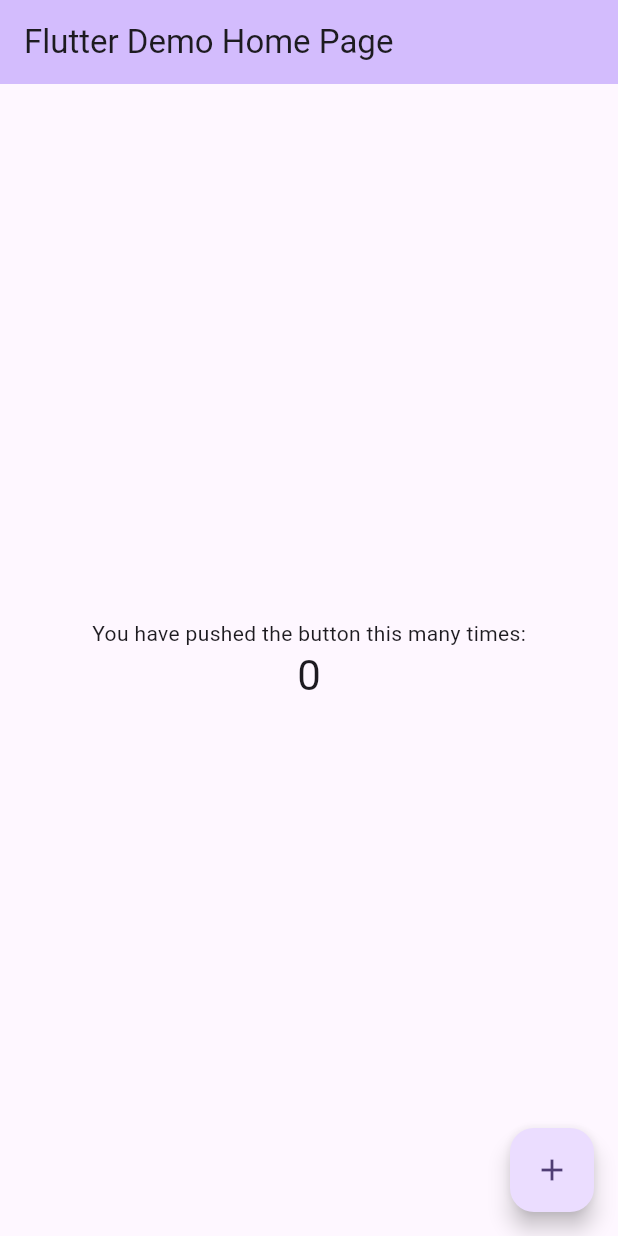
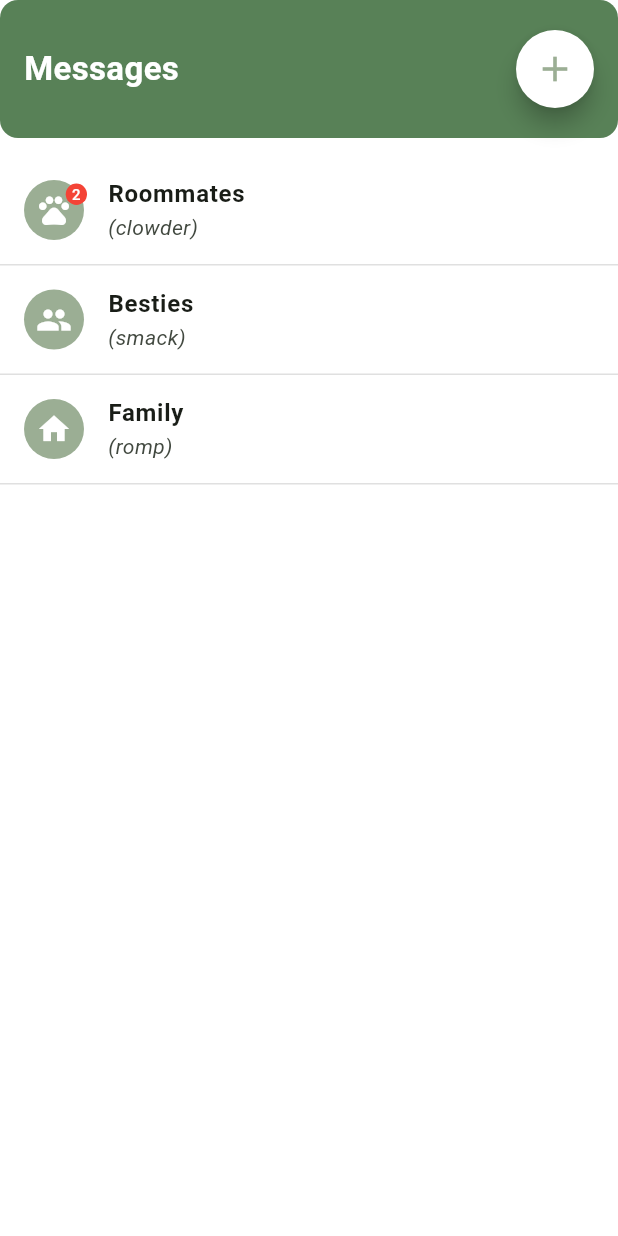
Before and after one commit to Starlumine/habitat-app, a Flutter app: the screen it shows after launch, on a phone screen of 412 x 824 dp. Run offline on Flutter 3.47's test engine with Material 3 defaults, Android fonts, the phone set to English and light mode, and no system bars.

Commit message:
adds group messaging feature

```diff
--- a/habitat_application/lib/main.dart
+++ b/habitat_application/lib/main.dart
@@ -1,122 +1,128 @@
+// import 'package:flutter/material.dart';
+
+// void main() {
+//   runApp(const MyApp());
+// }
+
+// class MyApp extends StatelessWidget {
+//   const MyApp({super.key});
+
+//   // This widget is the root of your application.
+//   @override
+//   Widget build(BuildContext context) {
+//     return MaterialApp(
+//       title: 'Flutter Demo',
+//       theme: ThemeData(
+//         // This is the theme of your application.
+//         //
+//         // TRY THIS: Try running your application with "flutter run". You'll see
+//         // the application has a purple toolbar. Then, without quitting the app,
+//         // try changing the seedColor in the colorScheme below to Colors.green
+//         // and then invoke "hot reload" (save your changes or press the "hot
+//         // reload" button in a Flutter-supported IDE, or press "r" if you used
+//         // the command line to start the app).
+//         //
+//         // Notice that the counter didn't reset back to zero; the application
+//         // state is not lost during the reload. To reset the state, use hot
+//         // restart instead.
+//         //
+//         // This works for code too, not just values: Most code changes can be
+//         // tested with just a hot reload.
+//         colorScheme: ColorScheme.fromSeed(seedColor: Colors.deepPurple),
+//       ),
+//       home: const MyHomePage(title: 'Flutter Demo Home Page'),
+//     );
+//   }
+// }
+
+// class MyHomePage extends StatefulWidget {
+//   const MyHomePage({super.key, required this.title});
+
+//   // This widget is the home page of your application. It is stateful, meaning
+//   // that it has a State object (defined below) that contains fields that affect
+//   // how it looks.
+
+//   // This class is the configuration for the state. It holds the values (in this
+//   // case the title) provided by the parent (in this case the App widget) and
+//   // used by the build method of the State. Fields in a Widget subclass are
+//   // always marked "final".
+
+//   final String title;
+
+//   @override
+//   State<MyHomePage> createState() => _MyHomePageState();
+// }
+
+// class _MyHomePageState extends State<MyHomePage> {
+//   int _counter = 0;
+
+//   void _incrementCounter() {
+//     setState(() {
+//       // This call to setState tells the Flutter framework that something has
+//       // changed in this State, which causes it to rerun the build method below
+//       // so that the display can reflect the updated values. If we changed
+//       // _counter without calling setState(), then the build method would not be
+//       // called again, and so nothing would appear to happen.
+//       _counter++;
+//     });
+//   }
+
+//   @override
+//   Widget build(BuildContext context) {
+//     // This method is rerun every time setState is called, for instance as done
+//     // by the _incrementCounter method above.
+//     //
+//     // The Flutter framework has been optimized to make rerunning build methods
+//     // fast, so that you can just rebuild anything that needs updating rather
+//     // than having to individually change instances of widgets.
+//     return Scaffold(
+//       appBar: AppBar(
+//         // TRY THIS: Try changing the color here to a specific color (to
+//         // Colors.amber, perhaps?) and trigger a hot reload to see the AppBar
+//         // change color while the other colors stay the same.
+//         backgroundColor: Theme.of(context).colorScheme.inversePrimary,
+//         // Here we take the value from the MyHomePage object that was created by
+//         // the App.build method, and use it to set our appbar title.
+//         title: Text(widget.title),
+//       ),
+//       body: Center(
+//         // Center is a layout widget. It takes a single child and positions it
+//         // in the middle of the parent.
+//         child: Column(
+//           // Column is also a layout widget. It takes a list of children and
+//           // arranges them vertically. By default, it sizes itself to fit its
+//           // children horizontally, and tries to be as tall as its parent.
+//           //
+//           // Column has various properties to control how it sizes itself and
+//           // how it positions its children. Here we use mainAxisAlignment to
+//           // center the children vertically; the main axis here is the vertical
+//           // axis because Columns are vertical (the cross axis would be
+//           // horizontal).
+//           //
+//           // TRY THIS: Invoke "debug painting" (choose the "Toggle Debug Paint"
+//           // action in the IDE, or press "p" in the console), to see the
+//           // wireframe for each widget.
+//           mainAxisAlignment: MainAxisAlignment.center,
+//           children: <Widget>[
+//             const Text('You have pushed the button this many times:'),
+//             Text(
+//               '$_counter',
+//               style: Theme.of(context).textTheme.headlineMedium,
+//             ),
+//           ],
+//         ),
+//       ),
+//       floatingActionButton: FloatingActionButton(
+//         onPressed: _incrementCounter,
+//         tooltip: 'Increment',
+//         child: const Icon(Icons.add),
+//       ), // This trailing comma makes auto-formatting nicer for build methods.
+//     );
+//   }
+// }
 import 'package:flutter/material.dart';
+import 'messaging.dart';  // Make sure this path is correct
 
 void main() {
-  runApp(const MyApp());
+  runApp(const ChatApp());
 }
-
-class MyApp extends StatelessWidget {
-  const MyApp({super.key});
-
-  // This widget is the root of your application.
-  @override
-  Widget build(BuildContext context) {
-    return MaterialApp(
-      title: 'Flutter Demo',
-      theme: ThemeData(
-        // This is the theme of your application.
-        //
-        // TRY THIS: Try running your application with "flutter run". You'll see
-        // the application has a purple toolbar. Then, without quitting the app,
-        // try changing the seedColor in the colorScheme below to Colors.green
-        // and then invoke "hot reload" (save your changes or press the "hot
-        // reload" button in a Flutter-supported IDE, or press "r" if you used
-        // the command line to start the app).
-        //
-        // Notice that the counter didn't reset back to zero; the application
-        // state is not lost during the reload. To reset the state, use hot
-        // restart instead.
-        //
-        // This works for code too, not just values: Most code changes can be
-        // tested with just a hot reload.
-        colorScheme: ColorScheme.fromSeed(seedColor: Colors.deepPurple),
-      ),
-      home: const MyHomePage(title: 'Flutter Demo Home Page'),
-    );
-  }
-}
-
-class MyHomePage extends StatefulWidget {
-  const MyHomePage({super.key, required this.title});
-
-  // This widget is the home page of your application. It is stateful, meaning
-  // that it has a State object (defined below) that contains fields that affect
-  // how it looks.
-
-  // This class is the configuration for the state. It holds the values (in this
-  // case the title) provided by the parent (in this case the App widget) and
-  // used by the build method of the State. Fields in a Widget subclass are
-  // always marked "final".
-
-  final String title;
-
-  @override
-  State<MyHomePage> createState() => _MyHomePageState();
-}
-
-class _MyHomePageState extends State<MyHomePage> {
-  int _counter = 0;
-
-  void _incrementCounter() {
-    setState(() {
-      // This call to setState tells the Flutter framework that something has
-      // changed in this State, which causes it to rerun the build method below
-      // so that the display can reflect the updated values. If we changed
-      // _counter without calling setState(), then the build method would not be
-      // called again, and so nothing would appear to happen.
-      _counter++;
-    });
-  }
-
-  @override
-  Widget build(BuildContext context) {
-    // This method is rerun every time setState is called, for instance as done
-    // by the _incrementCounter method above.
-    //
-    // The Flutter framework has been optimized to make rerunning build methods
-    // fast, so that you can just rebuild anything that needs updating rather
-    // than having to individually change instances of widgets.
-    return Scaffold(
-      appBar: AppBar(
-        // TRY THIS: Try changing the color here to a specific color (to
-        // Colors.amber, perhaps?) and trigger a hot reload to see the AppBar
-        // change color while the other colors stay the same.
-        backgroundColor: Theme.of(context).colorScheme.inversePrimary,
-        // Here we take the value from the MyHomePage object that was created by
-        // the App.build method, and use it to set our appbar title.
-        title: Text(widget.title),
-      ),
-      body: Center(
-        // Center is a layout widget. It takes a single child and positions it
-        // in the middle of the parent.
-        child: Column(
-          // Column is also a layout widget. It takes a list of children and
-          // arranges them vertically. By default, it sizes itself to fit its
-          // children horizontally, and tries to be as tall as its parent.
-          //
-          // Column has various properties to control how it sizes itself and
-          // how it positions its children. Here we use mainAxisAlignment to
-          // center the children vertically; the main axis here is the vertical
-          // axis because Columns are vertical (the cross axis would be
-          // horizontal).
-          //
-          // TRY THIS: Invoke "debug painting" (choose the "Toggle Debug Paint"
-          // action in the IDE, or press "p" in the console), to see the
-          // wireframe for each widget.
-          mainAxisAlignment: MainAxisAlignment.center,
-          children: <Widget>[
-            const Text('You have pushed the button this many times:'),
-            Text(
-              '$_counter',
-              style: Theme.of(context).textTheme.headlineMedium,
-            ),
-          ],
-        ),
-      ),
-      floatingActionButton: FloatingActionButton(
-        onPressed: _incrementCounter,
-        tooltip: 'Increment',
-        child: const Icon(Icons.add),
-      ), // This trailing comma makes auto-formatting nicer for build methods.
-    );
-  }
-}
--- /dev/null
+++ b/habitat_application/lib/messaging.dart
@@ -0,0 +1,355 @@
+import 'package:flutter/material.dart';
+
+void main() {
+  runApp(const ChatApp());
+}
+
+class ChatApp extends StatelessWidget {
+  const ChatApp({super.key});
+
+  @override
+  Widget build(BuildContext context) {
+    return MaterialApp(
+      debugShowCheckedModeBanner: false,
+      title: 'Cat Chat',
+      theme: ThemeData(
+        colorScheme: ColorScheme.fromSeed(seedColor: Colors.green),
+        useMaterial3: true,
+      ),
+      home: const GroupListScreen(),
+    );
+  }
+}
+
+class GroupListScreen extends StatefulWidget {
+  const GroupListScreen({super.key});
+
+  @override
+  State<GroupListScreen> createState() => _GroupListScreenState();
+}
+
+class _GroupListScreenState extends State<GroupListScreen> {
+  List<Map<String, dynamic>> groups = [
+    {'name': 'Roommates', 'type': 'clowder', 'unread': 2, 'icon': Icons.pets},
+    {'name': 'Besties', 'type': 'smack', 'unread': 0, 'icon': Icons.group},
+    {'name': 'Family', 'type': 'romp', 'unread': 0, 'icon': Icons.home},
+  ];
+
+  void openChat(String groupName) async {
+    await Navigator.push(
+      context,
+      MaterialPageRoute(builder: (_) => ChatScreen(groupName: groupName)),
+    );
+
+    setState(() {
+      final index = groups.indexWhere((g) => g['name'] == groupName);
+      if (index != -1) groups[index]['unread'] = 0;
+    });
+  }
+
+  @override
+  Widget build(BuildContext context) {
+    return Scaffold(
+      backgroundColor: Colors.white,
+      body: Column(
+        children: [
+          // Top green section
+          Container(
+            width: double.infinity,
+            padding: const EdgeInsets.symmetric(horizontal: 16, vertical: 20),
+            decoration: BoxDecoration(
+              color: const Color(0xFF588157), // full green background
+              borderRadius: BorderRadius.circular(12),
+            ),
+            child: Row(
+              mainAxisAlignment: MainAxisAlignment.spaceBetween,
+              children: [
+                const Text(
+                  'Messages',
+                  style: TextStyle(
+                    color: Colors.white,
+                    fontWeight: FontWeight.bold,
+                    fontSize: 22,
+                  ),
+                ),
+                // Elevated circular plus button
+                Material(
+                  color: Colors.white, // button background
+                  shape: const CircleBorder(),
+                  elevation: 6, // shadow to pop out
+                  child: InkWell(
+                    customBorder: const CircleBorder(),
+                    onTap: () {},
+                    child: const Padding(
+                      padding: EdgeInsets.all(12), // button size
+                      child: Icon(
+                        Icons.add,
+                        color: Color(0xFF9BAE94), // green icon
+                        size: 28, // bigger icon
+                      ),
+                    ),
+                  ),
+                ),
+              ],
+            ),
+          ),
+
+
+          const SizedBox(height: 12), // spacing between top section and list
+
+          // Group chat list
+          Expanded(
+            child: ListView.builder(
+              itemCount: groups.length,
+              itemBuilder: (context, index) {
+                final group = groups[index];
+                return Column(
+                children: [
+                    GroupTile(
+                    title: group['name']!,
+                    subtitle: group['type']!,
+                    unread: group['unread'],
+                    icon: group['icon'],
+                    onTap: () => openChat(group['name']!),
+                ),
+                //Light grey separator Line
+                Divider(
+                  color:Colors.grey.shade300,
+                  thickness:1,
+                  height:1,
+                    ),
+                  ],
+                );
+              },
+            ),
+          ),
+        ],
+      )
+    );
+  }
+}
+
+class GroupTile extends StatelessWidget {
+  final String title;
+  final String subtitle;
+  final int unread;
+  final IconData icon;
+  final VoidCallback onTap;
+
+  const GroupTile({
+    super.key,
+    required this.title,
+    required this.subtitle,
+    required this.unread,
+    required this.icon,
+    required this.onTap,
+  });
+
+  @override
+  Widget build(BuildContext context) {
+    return ListTile(
+      leading: Stack(
+        clipBehavior: Clip.none,
+        children: [
+          CircleAvatar(
+            backgroundColor: const Color(0xFF9BAE94),
+            child: Icon(icon, color: Colors.white),
+          ),
+          if (unread > 0)
+            Positioned(
+              right: -2,
+              top: -2,
+              child: Container(
+                padding: const EdgeInsets.all(4),
+                decoration: const BoxDecoration(
+                  color: Colors.red,
+                  shape: BoxShape.circle,
+                ),
+                child: Text(
+                  unread.toString(),
+                  style: const TextStyle(color: Colors.white, fontSize: 10),
+                ),
+              ),
+            ),
+        ],
+      ),
+      title: Text(title, style: const TextStyle(fontWeight: FontWeight.bold)),
+      subtitle:
+          Text('($subtitle)', style: const TextStyle(fontStyle: FontStyle.italic)),
+      onTap: onTap,
+    );
+  }
+}
+
+class ChatScreen extends StatefulWidget {
+  final String groupName;
+  const ChatScreen({super.key, required this.groupName});
+
+  @override
+  State<ChatScreen> createState() => _ChatScreenState();
+}
+
+class _ChatScreenState extends State<ChatScreen> {
+  final TextEditingController _controller = TextEditingController();
+  final ScrollController _scrollController = ScrollController();
+
+  // Each chat has its own message list
+  late List<Map<String, dynamic>> messages;
+
+  @override
+  void initState() {
+    super.initState();
+
+    if (widget.groupName == 'Roommates') {
+      messages = [
+        {
+          'text': 'Hi guys!!',
+          'isMe': false,
+          'color': const Color(0xFFA3B18A)
+        },
+        {
+          'text': 'Hiii',
+          'isMe': false,
+          'color': const Color(0xFF3A5A40)
+        },
+        {
+          'text': 'Heyyyy',
+          'isMe': true,
+          'color': const Color(0xFFDAD7CD)
+        },
+        {
+          'text': 'This app is pretty cool',
+          'isMe': false,
+          'color': const Color(0xFF588157) // optional, or keep white for right
+        },
+        {
+          'text': 'ikr',
+          'isMe': false,
+          'color': const Color(0xFFA3B18A)
+        },
+      ];
+    } else {
+      messages = [];
+    }
+  }
+
+  void sendMessage() {
+  if (_controller.text.trim().isEmpty) return;
+
+  setState(() {
+    messages.add({'text': _controller.text.trim(), 'isMe': true}); // you are 'isMe' = true
+  });
+
+  _controller.clear();
+
+  // Scroll to bottom
+  Future.delayed(const Duration(milliseconds: 100), () {
+    _scrollController.animateTo(
+      _scrollController.position.maxScrollExtent,
+      duration: const Duration(milliseconds: 200),
+      curve: Curves.easeOut,
+    );
+  });
+}
+
+
+  @override
+  Widget build(BuildContext context) {
+    return Scaffold(
+      appBar: AppBar(
+        title: Text(widget.groupName),
+        backgroundColor: const Color(0xFFA3B18A),
+        elevation: 0,
+      ),
+      body: Column(
+        children: [
+          Expanded(
+            child: messages.isEmpty
+                ? const Center(
+                    child: Text('No messages yet...',
+                        style: TextStyle(color: Colors.grey)),
+                  )
+                : ListView.builder(
+                    controller: _scrollController,
+                    padding: const EdgeInsets.all(12),
+                    itemCount: messages.length,
+                    itemBuilder: (context, index) {
+                      final msg = messages[index];
+                      return MessageBubble(
+                        text: msg['text']!,
+                        isMe: msg['isMe']!,
+                        color: msg.containsKey('color') ? msg['color'] : null,
+                      );
+                    },
+                  ),
+          ),
+          Container(
+            padding: const EdgeInsets.symmetric(horizontal: 12, vertical: 8),
+            color: const Color(0xFFEAE5D9),
+            child: Row(
+              children: [
+                Expanded(
+                  child: TextField(
+                    controller: _controller,
+                    decoration: InputDecoration(
+                      hintText: 'Text Here...',
+                      hintStyle: const TextStyle(color: Colors.grey),
+                      filled: true,
+                      fillColor: const Color(0xFFEAE5D9),
+                      border: OutlineInputBorder(
+                        borderRadius: BorderRadius.circular(20),
+                        borderSide: BorderSide.none,
+                      ),
+                    ),
+                    onSubmitted: (_) => sendMessage(),
+                  ),
+                ),
+                IconButton(
+                  icon: const Icon(Icons.send),
+                  color: const Color(0xFF9BAE94),
+                  onPressed: sendMessage,
+                )
+              ],
+            ),
+          ),
+        ],
+      ),
+    );
+  }
+}
+
+class MessageBubble extends StatelessWidget {
+  final String text;
+  final bool isMe;
+  final Color? color;
+
+  const MessageBubble({
+    super.key,
+    required this.text,
+    required this.isMe,
+    this.color,
+  });
+
+  @override
+  Widget build(BuildContext context) {
+    return Align(
+      alignment: isMe ? Alignment.centerRight : Alignment.centerLeft,
+      child: Container(
+        margin: const EdgeInsets.symmetric(vertical: 4),
+        padding: const EdgeInsets.symmetric(horizontal: 12, vertical: 8),
+        decoration: BoxDecoration(
+          color: isMe ? Colors.white : color ?? const Color(0xFF6B7B5E),
+          borderRadius: BorderRadius.circular(12),
+          border: isMe ? Border.all(color: Colors.grey.shade300) : null,
+        ),
+        child: Text(
+          text,
+          style: TextStyle(
+            color: isMe ? Colors.black : Colors.white,
+            fontFamily: 'ComicSans',
+          ),
+        ),
+      ),
+    );
+  }
+}
--- a/habitat_application/pubspec.yaml
+++ b/habitat_application/pubspec.yaml
@@ -34,6 +34,7 @@ dependencies:
   # The following adds the Cupertino Icons font to your application.
   # Use with the CupertinoIcons class for iOS style icons.
   cupertino_icons: ^1.0.8
+  shared_preferences: ^2.2.3
 
 dev_dependencies:
   flutter_test:
```
Also changed, not shown: 1 other file.
